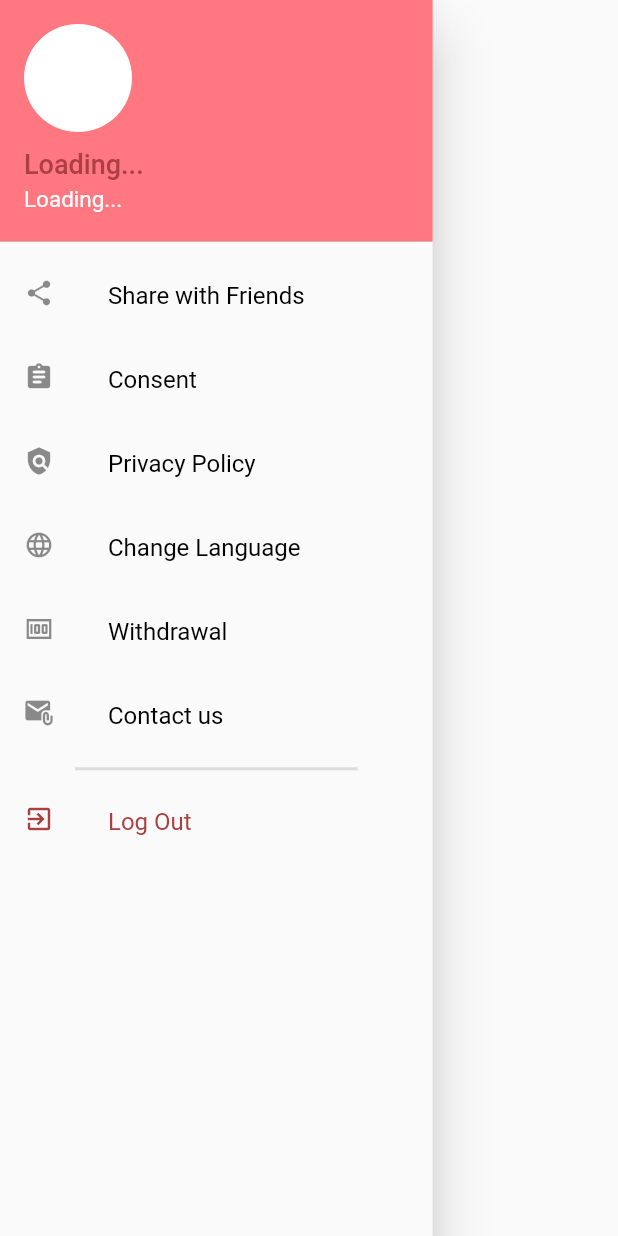
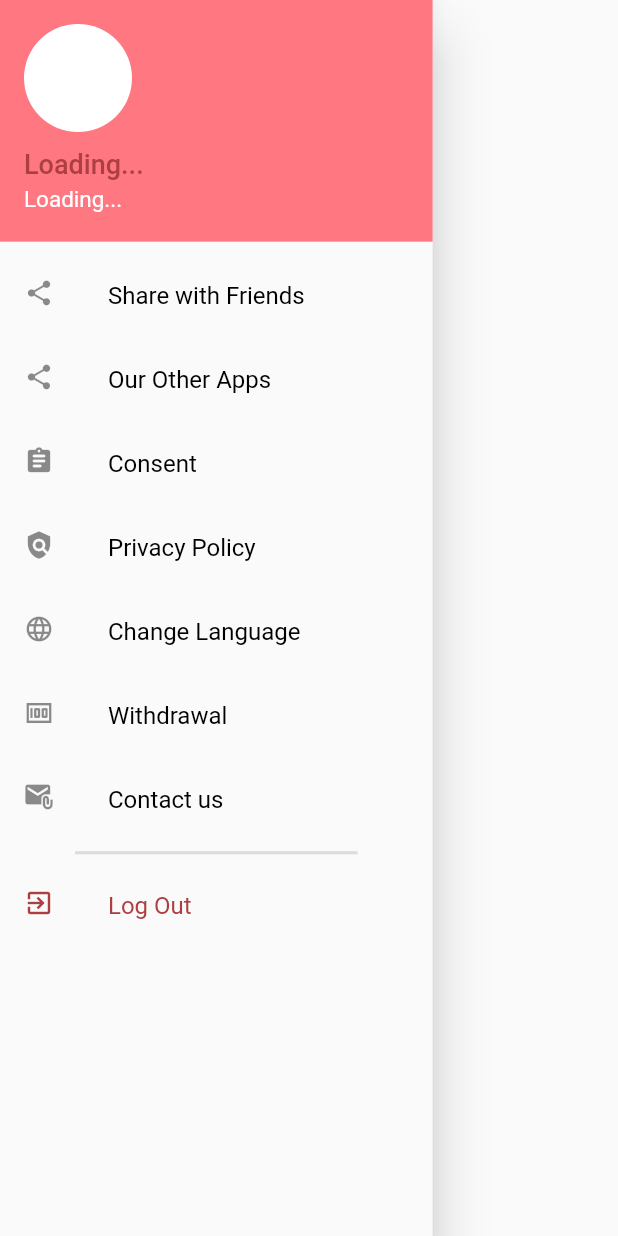
Before and after one commit to seeebbii/video_promoter, a Flutter app: the DrawerItems widget shown alone on an empty page, opened directly, on a phone screen of 412 x 824 dp. Run offline on Flutter 3.47's test engine with Material 2 defaults, Android fonts, the phone set to English and light mode, and no system bars; our stand-ins replace cached_network_image, connectivity, fluttertoast, get, google_mobile_ads, shared_preferences and 2 more; missing offline and left inert: clipboard_manager, flutter_share, flutter_statusbarcolor, youtube_video_validator; accounts and stored records are empty; network calls fail.

Commit message:
Some Updates

```diff
--- a/lib/drawer/DrawerItems.dart
+++ b/lib/drawer/DrawerItems.dart
@@ -2,6 +2,7 @@ import 'package:flutter/cupertino.dart';
 import 'package:flutter/material.dart';
 import 'package:get/get.dart';
 import 'package:shared_preferences/shared_preferences.dart';
+import 'package:url_launcher/url_launcher.dart';
 import 'package:video_promoter/Ui/LoginScreen.dart';
 import 'package:video_promoter/Ui/change_language.dart';
 import 'package:video_promoter/Ui/consentPage.dart';
@@ -28,7 +29,8 @@ class DrawerItems extends StatelessWidget {
         child: ListView(
           children: <Widget>[
             UserAccountsDrawerHeader(
-              decoration: BoxDecoration(color: Color.fromRGBO(255, 119, 129, 1)),
+              decoration:
+                  BoxDecoration(color: Color.fromRGBO(255, 119, 129, 1)),
               accountName: Text(
                   userController.user.name == null
                       ? "Loading..."
@@ -68,6 +70,21 @@ class DrawerItems extends StatelessWidget {
               ),
               title: Text(
                 'Share with Friends'.tr,
+                style: TextStyle(color: Colors.black),
+              ),
+            ),
+            ListTile(
+              onTap: () {
+                const url =
+                    'https://play.google.com/store/apps/developer?id=MUHAMMAD+ISHAQ';
+                launchURL(url);
+              },
+              leading: Icon(
+                Icons.share,
+                size: 20,
+              ),
+              title: Text(
+                'Our Other Apps'.tr,
                 style: TextStyle(color: Colors.black),
               ),
             ),
@@ -164,12 +181,21 @@ class DrawerItems extends StatelessWidget {
     );
   }
 
+  launchURL(String url) async {
+    if (await canLaunch(url)) {
+      await launch(url);
+    } else {
+      throw 'Could not launch $url';
+    }
+  }
+
   void logOutHandler(BuildContext context) async {
     final prefs = await SharedPreferences.getInstance();
     // await prefs.clear();
     prefs.setBool('loggedIn', false);
 
-    Navigator.of(context).pushAndRemoveUntil(new MaterialPageRoute(builder: (_){
+    Navigator.of(context).pushAndRemoveUntil(
+        new MaterialPageRoute(builder: (_) {
       return LoginScreen();
     }), (route) => false);
   }
--- a/pubspec.yaml
+++ b/pubspec.yaml
@@ -43,6 +43,7 @@ dependencies:
   wakelock: ^0.5.0+2
   connectivity: ^3.0.3
   google_mobile_ads: ^0.12.1
+  url_launcher: ^6.0.3
 
 
 dev_dependencies:
```
Also changed, not shown: pubspec.lock, 1 other file.
